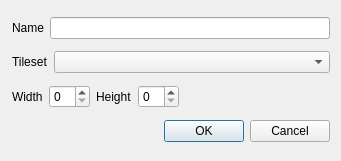
Before: the Qt Designer form Toolkit/propertieswindow.ui in LeonBlade/Blade-Brothers-Engine, drawn with Qt 5.
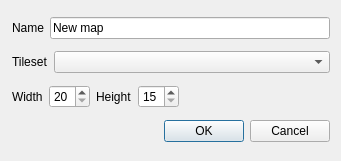
After: the same form once the commit is applied.

The edit to the form file:
```diff
--- a/Toolkit/propertieswindow.ui
+++ b/Toolkit/propertieswindow.ui
@@ -39,7 +39,11 @@
       </widget>
      </item>
      <item>
-      <widget class="QLineEdit" name="lineEdit"/>
+      <widget class="QLineEdit" name="name">
+       <property name="text">
+        <string>New map</string>
+       </property>
+      </widget>
      </item>
     </layout>
    </item>
@@ -76,7 +80,14 @@
       </widget>
      </item>
      <item>
-      <widget class="QSpinBox" name="spinBox"/>
+      <widget class="QSpinBox" name="width">
+       <property name="suffix">
+        <string/>
+       </property>
+       <property name="minimum">
+        <number>20</number>
+       </property>
+      </widget>
      </item>
      <item>
       <widget class="QLabel" name="label_3">
@@ -86,7 +97,11 @@
       </widget>
      </item>
      <item>
-      <widget class="QSpinBox" name="spinBox_2"/>
+      <widget class="QSpinBox" name="height">
+       <property name="minimum">
+        <number>15</number>
+       </property>
+      </widget>
      </item>
      <item>
       <spacer name="horizontalSpacer">
```
Left out of the diff: 4 changed lines with no effect on the pictures.
